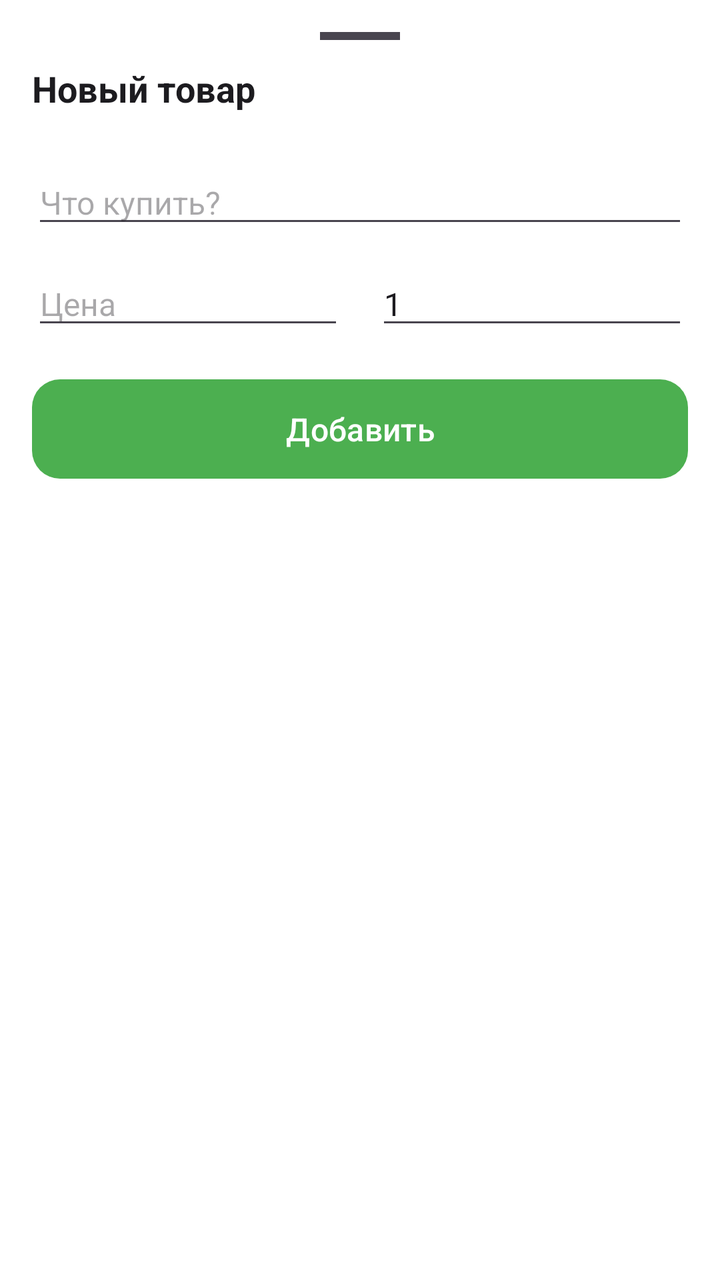
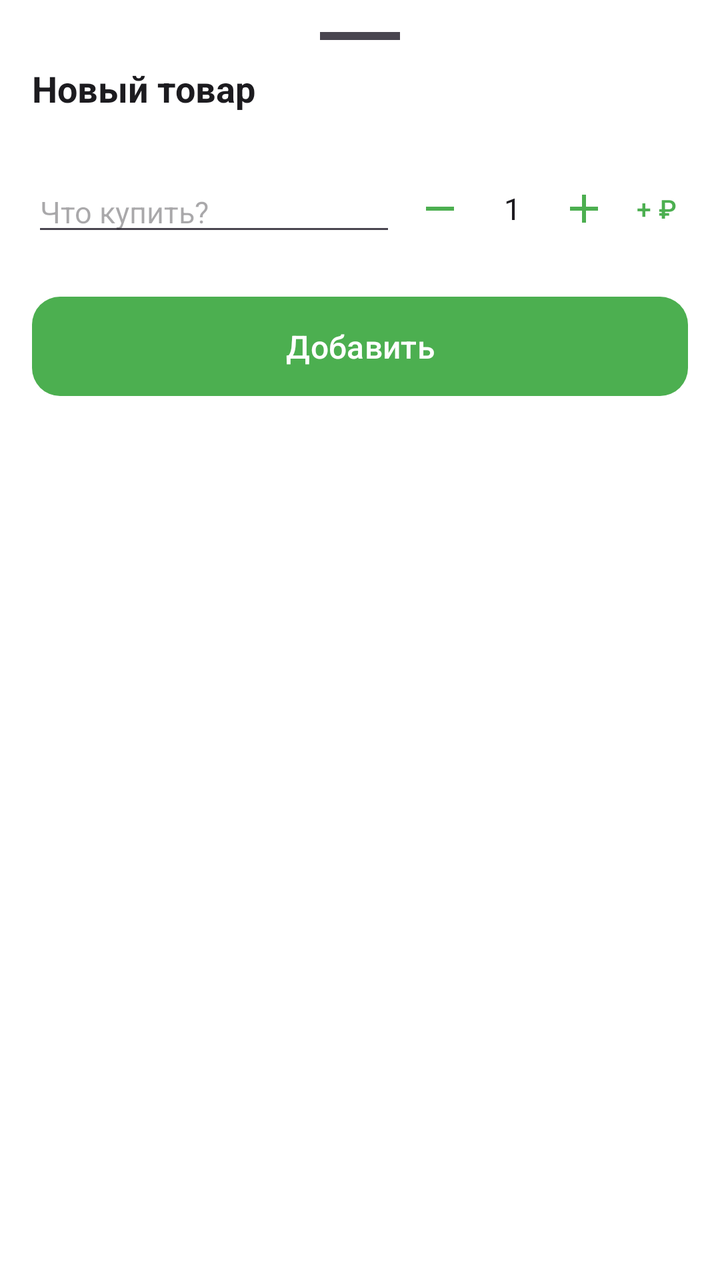

Screens rendered from an Android XML layout before and after an edit, with the pre-edit source and the edit as a unified diff.
<!-- AndroidManifest.xml: application theme Theme.ShoppingList -->
<!-- res/layout/bottom_sheet_add.xml -->
<?xml version="1.0" encoding="utf-8"?>
<LinearLayout xmlns:android="http://schemas.android.com/apk/res/android"
    xmlns:app="http://schemas.android.com/apk/res-auto"
    android:layout_width="match_parent"
    android:layout_height="wrap_content"
    android:orientation="vertical"
    android:padding="16dp"
    android:background="?attr/colorSurface">

    <View
        android:layout_width="40dp"
        android:layout_height="4dp"
        android:layout_gravity="center_horizontal"
        android:background="?attr/colorOnSurfaceVariant"
        android:layout_marginBottom="12dp" />

    <TextView
        android:layout_width="wrap_content"
        android:layout_height="wrap_content"
        android:text="Новый товар"
        android:textSize="18sp"
        android:textStyle="bold"
        android:textColor="?attr/colorOnSurface"
        android:layout_marginBottom="12dp" />

    <HorizontalScrollView
        android:layout_width="match_parent"
        android:layout_height="wrap_content"
        android:scrollbars="none">

        <com.google.android.material.chip.ChipGroup
            android:id="@+id/bsChipGroup"
            android:layout_width="wrap_content"
            android:layout_height="wrap_content"
            app:chipSpacingHorizontal="4dp"
            app:chipSpacingVertical="0dp"
            app:singleSelection="true"
            app:singleLine="true" />
    </HorizontalScrollView>

    <AutoCompleteTextView
        android:id="@+id/bsEditItem"
        android:layout_width="match_parent"
        android:layout_height="wrap_content"
        android:layout_marginTop="12dp"
        android:hint="Что купить?"
        android:completionThreshold="1"
        android:inputType="textCapSentences"
        android:imeOptions="actionDone"
        android:textSize="16sp"
        android:maxLines="1" />

    <LinearLayout
        android:layout_width="match_parent"
        android:layout_height="wrap_content"
        android:orientation="horizontal"
        android:layout_marginTop="12dp"
        android:gravity="center_vertical">

        <EditText
            android:id="@+id/bsEditPrice"
            android:layout_width="0dp"
            android:layout_height="wrap_content"
            android:layout_weight="1"
            android:hint="Цена"
            android:inputType="numberDecimal"
            android:textSize="16sp"
            android:maxLines="1" />

        <EditText
            android:id="@+id/bsEditQuantity"
            android:layout_width="0dp"
            android:layout_height="wrap_content"
            android:layout_weight="1"
            android:layout_marginStart="16dp"
            android:hint="Количество"
            android:inputType="number"
            android:text="1"
            android:textSize="16sp"
            android:maxLines="1" />
    </LinearLayout>

    <com.google.android.material.button.MaterialButton
        android:id="@+id/bsBtnAdd"
        android:layout_width="match_parent"
        android:layout_height="wrap_content"
        android:layout_marginTop="16dp"
        android:text="Добавить"
        android:textSize="16sp"
        android:padding="14dp"
        app:cornerRadius="14dp" />
</LinearLayout>
<!-- resources referenced by this layout -->
<resources>
  <style name="Theme.ShoppingList" parent="Theme.Material3.DayNight.NoActionBar">
          <item name="colorPrimary">@color/primary</item>
          <item name="colorOnPrimary">@color/on_primary</item>
          <item name="colorPrimaryContainer">@color/primary_container</item>
          <item name="colorOnPrimaryContainer">@color/on_primary_container</item>
          <item name="colorSecondary">@color/secondary</item>
          <item name="colorOnSecondary">@color/on_secondary</item>
          <item name="android:colorBackground">@color/surface</item>
          <item name="colorSurface">@color/card_bg</item>
          <item name="colorOnSurface">@color/on_surface</item>
          <item name="colorSurfaceVariant">@color/surface_variant</item>
          <item name="colorOnSurfaceVariant">@color/on_surface_variant</item>
          <item name="android:statusBarColor" tools:targetApi="l">@color/surface</item>
          <item name="android:windowLightStatusBar" tools:targetApi="m">true</item>
          <item name="chipStyle">@style/SmallChip</item>
      </style>
  <color name="primary">#4CAF50</color>
  <color name="on_primary">#FFFFFF</color>
  <color name="primary_container">#C8E6C9</color>
  <color name="on_primary_container">#1B5E20</color>
  <color name="secondary">#FFA726</color>
  <color name="on_secondary">#FFFFFF</color>
  <color name="surface">#FAFAFA</color>
  <color name="card_bg">#FFFFFF</color>
  <color name="on_surface">#1C1B1F</color>
  <color name="surface_variant">#F0F0F0</color>
  <color name="on_surface_variant">#49454F</color>
  <style name="SmallChip" parent="Widget.Material3.Chip.Filter">
          <item name="chipMinTouchTargetSize">0dp</item>
          <item name="chipMinHeight">24dp</item>
          <item name="chipStartPadding">6dp</item>
          <item name="chipEndPadding">6dp</item>
          <item name="android:textSize">11sp</item>
      </style>
</resources>

<!-- the commit's change to res/layout/bottom_sheet_add.xml (unified diff, before → after) -->
@@ -38,18 +38,7 @@
             app:singleLine="true" />
     </HorizontalScrollView>
 
-    <AutoCompleteTextView
-        android:id="@+id/bsEditItem"
-        android:layout_width="match_parent"
-        android:layout_height="wrap_content"
-        android:layout_marginTop="12dp"
-        android:hint="Что купить?"
-        android:completionThreshold="1"
-        android:inputType="textCapSentences"
-        android:imeOptions="actionDone"
-        android:textSize="16sp"
-        android:maxLines="1" />
-
+    
     <LinearLayout
         android:layout_width="match_parent"
         android:layout_height="wrap_content"
@@ -57,27 +46,90 @@
         android:layout_marginTop="12dp"
         android:gravity="center_vertical">
 
+        <AutoCompleteTextView
+            android:id="@+id/bsEditItem"
+            android:layout_width="0dp"
+            android:layout_height="wrap_content"
+            android:layout_weight="1"
+            android:hint="Что купить?"
+            android:completionThreshold="1"
+            android:inputType="textCapSentences"
+            android:imeOptions="actionDone"
+            android:textSize="15sp"
+            android:maxLines="1" />
+
+        <ImageButton
+            android:id="@+id/bsBtnMinus"
+            android:layout_width="36dp"
+            android:layout_height="36dp"
+            android:layout_marginStart="4dp"
+            android:background="?attr/selectableItemBackgroundBorderless"
+            android:contentDescription="Минус"
+            android:src="@drawable/ic_minus"
+            android:scaleType="centerInside" />
+
+        <EditText
+            android:id="@+id/bsEditQuantity"
+            android:layout_width="36dp"
+            android:layout_height="wrap_content"
+            android:gravity="center"
+            android:inputType="number"
+            android:text="1"
+            android:textSize="15sp"
+            android:maxLines="1"
+            android:background="@android:color/transparent" />
+
+        <ImageButton
+            android:id="@+id/bsBtnPlus"
+            android:layout_width="36dp"
+            android:layout_height="36dp"
+            android:background="?attr/selectableItemBackgroundBorderless"
+            android:contentDescription="Плюс"
+            android:src="@drawable/ic_plus"
+            android:scaleType="centerInside" />
+
+        <com.google.android.material.button.MaterialButton
+            android:id="@+id/bsBtnTogglePrice"
+            style="@style/Widget.Material3.Button.TextButton"
+            android:layout_width="wrap_content"
+            android:layout_height="wrap_content"
+            android:layout_marginStart="2dp"
+            android:minWidth="0dp"
+            android:paddingStart="6dp"
+            android:paddingEnd="6dp"
+            android:text="+ ₽"
+            android:textSize="13sp" />
+    </LinearLayout>
+
+    
+    <LinearLayout
+        android:id="@+id/priceRow"
+        android:layout_width="match_parent"
+        android:layout_height="wrap_content"
+        android:orientation="horizontal"
+        android:layout_marginTop="8dp"
+        android:gravity="center_vertical"
+        android:visibility="gone">
+
         <EditText
             android:id="@+id/bsEditPrice"
             android:layout_width="0dp"
             android:layout_height="wrap_content"
             android:layout_weight="1"
-            android:hint="Цена"
+            android:hint="Цена за единицу"
             android:inputType="numberDecimal"
             android:textSize="16sp"
             android:maxLines="1" />
 
-        <EditText
-            android:id="@+id/bsEditQuantity"
-            android:layout_width="0dp"
-            android:layout_height="wrap_content"
-            android:layout_weight="1"
-            android:layout_marginStart="16dp"
-            android:hint="Количество"
-            android:inputType="number"
-            android:text="1"
-            android:textSize="16sp"
-            android:maxLines="1" />
+        <ImageButton
+            android:id="@+id/bsBtnClosePrice"
+            android:layout_width="36dp"
+            android:layout_height="36dp"
+            android:layout_marginStart="4dp"
+            android:background="?attr/selectableItemBackgroundBorderless"
+            android:contentDescription="Скрыть цену"
+            android:src="@drawable/ic_close"
+            android:scaleType="centerInside" />
     </LinearLayout>
 
     <com.google.android.material.button.MaterialButton
<!-- resource entries referenced after the edit -->
@@ -1,5 +1,38 @@
 <!-- resources referenced by this layout -->
 <resources>
+  <!-- drawable ic_close (drawable) -->
+  <vector xmlns:android="http://schemas.android.com/apk/res/android"
+      android:width="24dp"
+      android:height="24dp"
+      android:viewportWidth="24"
+      android:viewportHeight="24"
+      android:tint="?attr/colorOnSurfaceVariant">
+      <path
+          android:fillColor="@android:color/white"
+          android:pathData="M19,6.41L17.59,5 12,10.59 6.41,5 5,6.41 10.59,12 5,17.59 6.41,19 12,13.41 17.59,19 19,17.59 13.41,12z"/>
+  </vector>
+  <!-- drawable ic_minus (drawable) -->
+  <vector xmlns:android="http://schemas.android.com/apk/res/android"
+      android:width="24dp"
+      android:height="24dp"
+      android:viewportWidth="24"
+      android:viewportHeight="24"
+      android:tint="?attr/colorPrimary">
+      <path
+          android:fillColor="@android:color/white"
+          android:pathData="M19,13H5v-2h14v2z"/>
+  </vector>
+  <!-- drawable ic_plus (drawable) -->
+  <vector xmlns:android="http://schemas.android.com/apk/res/android"
+      android:width="24dp"
+      android:height="24dp"
+      android:viewportWidth="24"
+      android:viewportHeight="24"
+      android:tint="?attr/colorPrimary">
+      <path
+          android:fillColor="@android:color/white"
+          android:pathData="M19,13h-6v6h-2v-6H5v-2h6V5h2v6h6v2z"/>
+  </vector>
   <style name="Theme.ShoppingList" parent="Theme.Material3.DayNight.NoActionBar">
           <item name="colorPrimary">@color/primary</item>
           <item name="colorOnPrimary">@color/on_primary</item>
